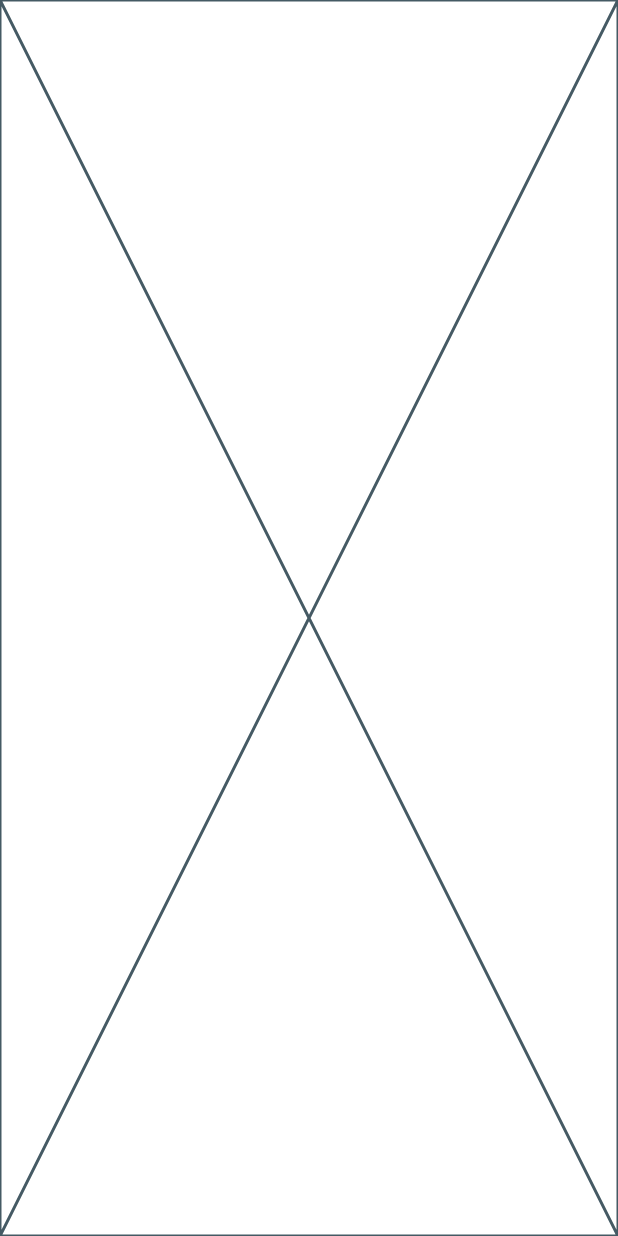
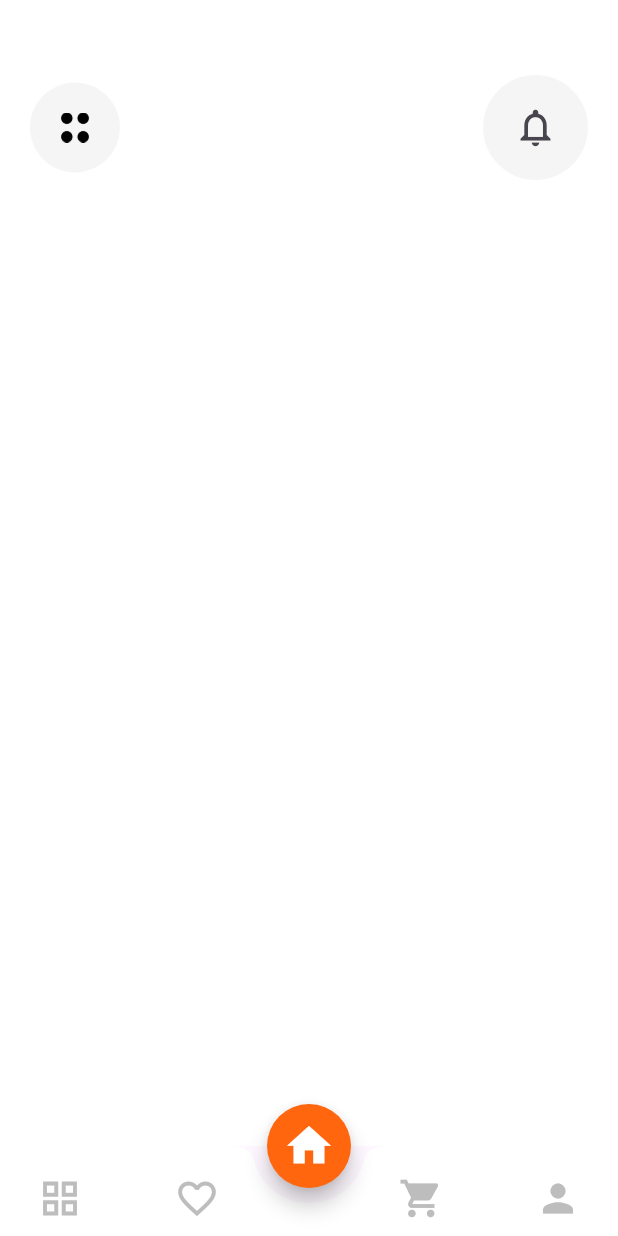
Before and after one commit to Ibrahim-K98han/ecommerce_mobile_app, a Flutter app: the screen it shows after launch, on a phone screen of 412 x 824 dp. Run offline on Flutter 3.47's test engine with Material 3 defaults, Android fonts, the phone set to English and light mode, and no system bars; our stand-ins replace google_fonts.

Commit message:
bottom nav bar done

```diff
--- a/lib/constants.dart
+++ b/lib/constants.dart
@@ -0,0 +1,4 @@
+import 'package:flutter/material.dart';
+
+const kContentColor = Color(0xfff5f5f5);
+const kPrimaryColor = Color(0xffff660e);
--- /dev/null
+++ b/lib/screens/Cart/cart_screen.dart
@@ -0,0 +1,10 @@
+import 'package:flutter/material.dart';
+
+class CartScreen extends StatelessWidget {
+  const CartScreen({super.key});
+
+  @override
+  Widget build(BuildContext context) {
+    return const Placeholder();
+  }
+}
--- /dev/null
+++ b/lib/screens/Home/Widget/home_app_bar.dart
@@ -0,0 +1,39 @@
+import 'package:ecommerce_mobile_app/constants.dart';
+import 'package:flutter/material.dart';
+
+class CustomAppBar extends StatelessWidget {
+  const CustomAppBar({
+    super.key,
+  });
+
+  @override
+  Widget build(BuildContext context) {
+    return Row(
+      mainAxisAlignment: MainAxisAlignment.spaceBetween,
+      children: [
+        IconButton(
+          style: IconButton.styleFrom(
+            backgroundColor: kContentColor,
+            padding: const EdgeInsets.all(20),
+          ),
+          onPressed: () {},
+          icon: Image.asset(
+            'images/icon.png',
+            height: 20,
+          ),
+        ),
+        IconButton(
+          style: IconButton.styleFrom(
+            backgroundColor: kContentColor,
+            padding: const EdgeInsets.all(20),
+          ),
+          onPressed: () {},
+          iconSize: 30,
+          icon: const Icon(
+            Icons.notifications_outlined,
+          ),
+        ),
+      ],
+    );
+  }
+}
--- /dev/null
+++ b/lib/screens/Home/home_screen.dart
@@ -0,0 +1,27 @@
+import 'package:ecommerce_mobile_app/screens/Home/Widget/home_app_bar.dart';
+import 'package:flutter/material.dart';
+
+class HomeScreen extends StatelessWidget {
+  const HomeScreen({super.key});
+
+  @override
+  Widget build(BuildContext context) {
+    return const Scaffold(
+      backgroundColor: Colors.white,
+      body: SingleChildScrollView(
+        child: Padding(
+          padding: EdgeInsets.all(20),
+          child: Column(
+            crossAxisAlignment: CrossAxisAlignment.start,
+            children: [
+              SizedBox(
+                height: 30,
+              ),
+              CustomAppBar()
+            ],
+          ),
+        ),
+      ),
+    );
+  }
+}
--- /dev/null
+++ b/lib/screens/favorite.dart
@@ -0,0 +1,10 @@
+import 'package:flutter/material.dart';
+
+class Favorite extends StatelessWidget {
+  const Favorite({super.key});
+
+  @override
+  Widget build(BuildContext context) {
+    return const Placeholder();
+  }
+}
--- a/lib/screens/nav_bar_screen.dart
+++ b/lib/screens/nav_bar_screen.dart
@@ -1,3 +1,7 @@
+import 'package:ecommerce_mobile_app/constants.dart';
+import 'package:ecommerce_mobile_app/screens/Cart/cart_screen.dart';
+import 'package:ecommerce_mobile_app/screens/Home/home_screen.dart';
+import 'package:ecommerce_mobile_app/screens/favorite.dart';
 import 'package:flutter/material.dart';
 
 class NavBarScreen extends StatefulWidget {
@@ -8,8 +12,98 @@ class NavBarScreen extends StatefulWidget {
 }
 
 class _NavBarScreenState extends State<NavBarScreen> {
+  int currentIndex = 2;
+  List screens = [
+    Scaffold(),
+    Favorite(),
+    HomeScreen(),
+    CartScreen(),
+    Scaffold(),
+  ];
   @override
   Widget build(BuildContext context) {
-    return const Placeholder();
+    return Scaffold(
+      floatingActionButton: FloatingActionButton(
+        onPressed: () {
+          setState(() {
+            currentIndex = 2;
+          });
+        },
+        shape: const CircleBorder(),
+        backgroundColor: kPrimaryColor,
+        child: const Icon(
+          Icons.home,
+          color: Colors.white,
+          size: 35,
+        ),
+      ),
+      floatingActionButtonLocation: FloatingActionButtonLocation.centerDocked,
+      bottomNavigationBar: BottomAppBar(
+        elevation: 1,
+        height: 60,
+        color: Colors.white,
+        shape: const CircularNotchedRectangle(),
+        notchMargin: 10,
+        clipBehavior: Clip.antiAliasWithSaveLayer,
+        child: Row(
+          mainAxisSize: MainAxisSize.max,
+          mainAxisAlignment: MainAxisAlignment.spaceBetween,
+          children: [
+            IconButton(
+              onPressed: () {
+                setState(() {
+                  currentIndex = 0;
+                });
+              },
+              icon: Icon(
+                Icons.grid_view_outlined,
+                size: 30,
+                color: currentIndex == 0 ? kPrimaryColor : Colors.grey.shade400,
+              ),
+            ),
+            IconButton(
+              onPressed: () {
+                setState(() {
+                  currentIndex = 1;
+                });
+              },
+              icon: Icon(
+                Icons.favorite_border,
+                size: 30,
+                color: currentIndex == 1 ? kPrimaryColor : Colors.grey.shade400,
+              ),
+            ),
+            const SizedBox(
+              width: 15,
+            ),
+            IconButton(
+              onPressed: () {
+                setState(() {
+                  currentIndex = 3;
+                });
+              },
+              icon: Icon(
+                Icons.shopping_cart,
+                size: 30,
+                color: currentIndex == 3 ? kPrimaryColor : Colors.grey.shade400,
+              ),
+            ),
+            IconButton(
+              onPressed: () {
+                setState(() {
+                  currentIndex = 4;
+                });
+              },
+              icon: Icon(
+                Icons.person,
+                size: 30,
+                color: currentIndex == 4 ? kPrimaryColor : Colors.grey.shade400,
+              ),
+            ),
+          ],
+        ),
+      ),
+      body: screens[currentIndex],
+    );
   }
 }
```
